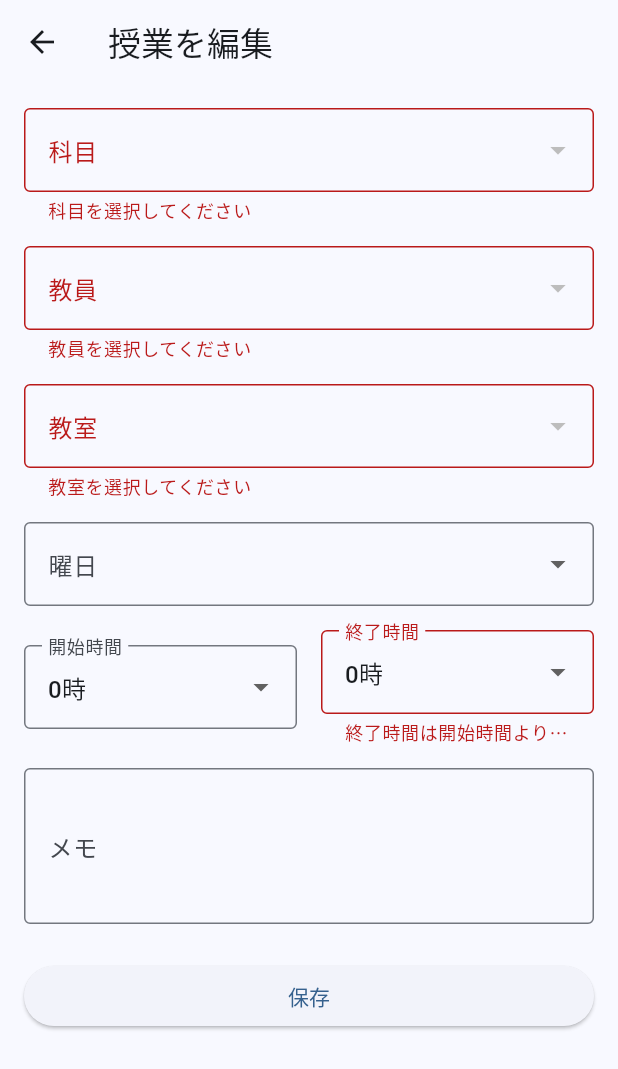
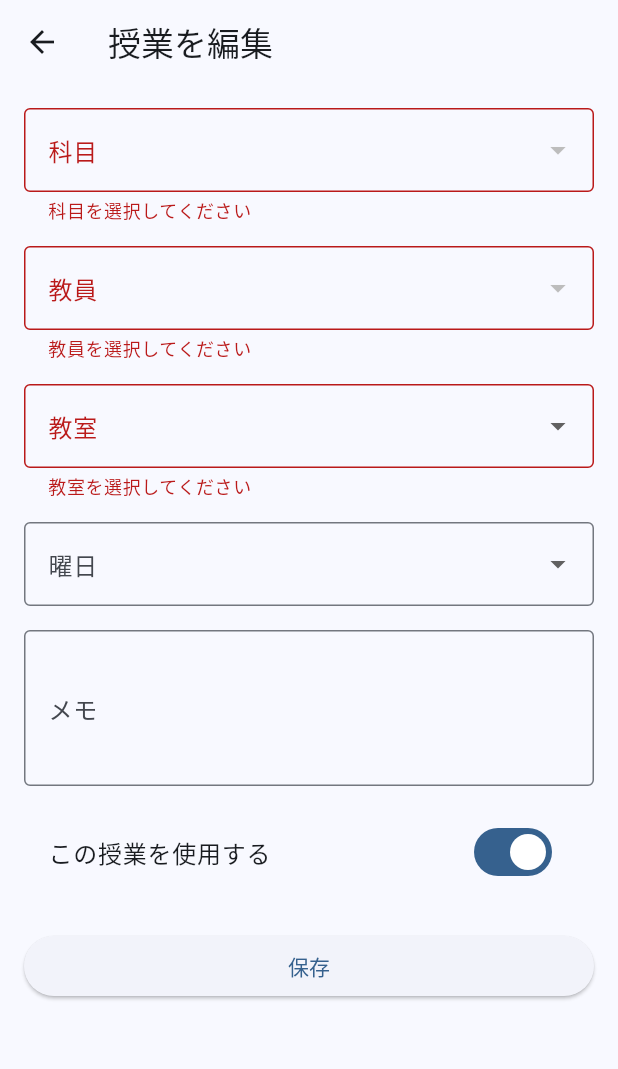
Before and after one commit to se-like/Tabulist, a Flutter app: the EditClassScreen screen opened directly with empty values, after a tap on "保存", on a phone screen of 412 x 824 dp. Shown: the top 1069 px of the screen. Run offline on Flutter 3.47's test engine with Material 3 defaults, Android fonts, the phone set to English and light mode, and no system bars; our stand-ins replace flutter_local_notifications, google_mobile_ads, in_app_purchase, shared_preferences, table_calendar; accounts and stored records are empty; network calls fail.

Commit message:
[UI] 未使用の時限の表示を改善 - 未使用の時限のカードを暗めのグレーで表示 - 時限表示を中央揃えに変更 - テキストの視認性を改善

```diff
--- a/lib/models/class.dart
+++ b/lib/models/class.dart
@@ -8,6 +8,7 @@ class Class {
   final int dayOfWeek;
   final String? memo;
   final int periodNumber;
+  final bool isActive;
 
   Class({
     required this.id,
@@ -19,6 +20,7 @@ class Class {
     required this.dayOfWeek,
     this.memo,
     required this.periodNumber,
+    this.isActive = true,
   });
 
   Map<String, dynamic> toJson() {
@@ -32,6 +34,7 @@ class Class {
       'dayOfWeek': dayOfWeek,
       'memo': memo,
       'periodNumber': periodNumber,
+      'isActive': isActive,
     };
   }
 
@@ -45,7 +48,8 @@ class Class {
       endTime: json['endTime'] as int,
       dayOfWeek: json['dayOfWeek'] as int,
       memo: json['memo'] as String?,
-      periodNumber: json['periodNumber'] as int? ?? 1,
+      periodNumber: json['periodNumber'] as int,
+      isActive: json['isActive'] as bool? ?? true,
     );
   }
 }
--- a/lib/providers/timetable_provider.dart
+++ b/lib/providers/timetable_provider.dart
@@ -90,7 +90,7 @@ class TimetableProvider extends ChangeNotifier {
     if (!_isInitialized) {
       return [];
     }
-    return _classes.where((c) => c.dayOfWeek == dayOfWeek).toList();
+    return _classes.where((c) => c.dayOfWeek == dayOfWeek && c.isActive).toList();
   }
 
   List<Class> getClassesByDay(int dayOfWeek) {
--- a/lib/screens/edit_class_screen.dart
+++ b/lib/screens/edit_class_screen.dart
@@ -4,6 +4,8 @@ import '../models/class.dart';
 import '../providers/master_data_provider.dart';
 import '../providers/timetable_provider.dart';
 import '../screens/add_class_screen.dart';
+import '../providers/period_master_provider.dart';
+import '../models/period_master.dart';
 
 class EditClassScreen extends StatefulWidget {
   final Class classItem;
@@ -22,10 +24,9 @@ class _EditClassScreenState extends State<EditClassScreen> {
   late String _subjectId;
   late String _teacherId;
   late String _roomId;
-  late int _startTime;
-  late int _endTime;
   late String _memo;
   late int _dayOfWeek;
+  late bool _isActive;
 
   @override
   void initState() {
@@ -33,15 +34,20 @@ class _EditClassScreenState extends State<EditClassScreen> {
     _subjectId = widget.classItem.subjectId;
     _teacherId = widget.classItem.teacherId;
     _roomId = widget.classItem.roomId;
-    _startTime = widget.classItem.startTime;
-    _endTime = widget.classItem.endTime;
     _memo = widget.classItem.memo ?? '';
     _dayOfWeek = widget.classItem.dayOfWeek;
+    _isActive = widget.classItem.isActive;
   }
 
   @override
   Widget build(BuildContext context) {
     final masterDataProvider = context.watch<MasterDataProvider>();
+    final periodMasterProvider = context.watch<PeriodMasterProvider>();
+    final periodMaster = periodMasterProvider.getPeriodMasterByDay(_dayOfWeek);
+    final period = periodMaster?.periods.firstWhere(
+      (p) => p.periodNumber == widget.classItem.periodNumber,
+      orElse: () => null as Period,
+    );
 
     return Scaffold(
       appBar: AppBar(
@@ -163,71 +169,6 @@ class _EditClassScreenState extends State<EditClassScreen> {
               },
             ),
             const SizedBox(height: 16),
-            Row(
-              children: [
-                Expanded(
-                  child: DropdownButtonFormField<int>(
-                    decoration: const InputDecoration(
-                      labelText: '開始時間',
-                      border: OutlineInputBorder(),
-                    ),
-                    value: _startTime,
-                    items: List.generate(24, (index) {
-                      return DropdownMenuItem(
-                        value: index,
-                        child: Text('$index時'),
-                      );
-                    }),
-                    onChanged: (value) {
-                      if (value != null) {
-                        setState(() {
-                          _startTime = value;
-                        });
-                      }
-                    },
-                    validator: (value) {
-                      if (value == null) {
-                        return '開始時間を選択してください';
-                      }
-                      return null;
-                    },
-                  ),
-                ),
-                const SizedBox(width: 16),
-                Expanded(
-                  child: DropdownButtonFormField<int>(
-                    decoration: const InputDecoration(
-                      labelText: '終了時間',
-                      border: OutlineInputBorder(),
-                    ),
-                    value: _endTime,
-                    items: List.generate(24, (index) {
-                      return DropdownMenuItem(
-                        value: index,
-                        child: Text('$index時'),
-                      );
-                    }),
-                    onChanged: (value) {
-                      if (value != null) {
-                        setState(() {
-                          _endTime = value;
-                        });
-                      }
-                    },
-                    validator: (value) {
-                      if (value == null) {
-                        return '終了時間を選択してください';
-                      }
-                      if (value <= _startTime) {
-                        return '終了時間は開始時間より後を選択してください';
-                      }
-                      return null;
-                    },
-                  ),
-                ),
-              ],
-            ),
-            const SizedBox(height: 16),
             TextFormField(
               decoration: const InputDecoration(
                 labelText: 'メモ',
@@ -239,6 +180,16 @@ class _EditClassScreenState extends State<EditClassScreen> {
                 if (value != null) {
                   _memo = value;
                 }
+              },
+            ),
+            const SizedBox(height: 16),
+            SwitchListTile(
+              title: const Text('この授業を使用する'),
+              value: _isActive,
+              onChanged: (value) {
+                setState(() {
+                  _isActive = value;
+                });
               },
             ),
             const SizedBox(height: 24),
@@ -257,17 +208,27 @@ class _EditClassScreenState extends State<EditClassScreen> {
       _formKey.currentState!.save();
 
       final timetableProvider = context.read<TimetableProvider>();
+      final periodMasterProvider = context.read<PeriodMasterProvider>();
+      final periodMaster = periodMasterProvider.getPeriodMasterByDay(_dayOfWeek);
+      final period = periodMaster?.periods.firstWhere(
+        (p) => p.periodNumber == widget.classItem.periodNumber,
+        orElse: () => null as Period,
+      );
+
       await timetableProvider.updateClass(
         Class(
           id: widget.classItem.id,
           subjectId: _subjectId,
           teacherId: _teacherId,
           roomId: _roomId,
-          startTime: _startTime,
-          endTime: _endTime,
+          startTime: periodMaster?.startTime.hour ?? widget.classItem.startTime,
+          endTime: periodMaster != null && period != null
+              ? periodMaster.startTime.hour + (period.duration ~/ 60)
+              : widget.classItem.endTime,
           dayOfWeek: _dayOfWeek,
           memo: _memo,
           periodNumber: widget.classItem.periodNumber,
+          isActive: _isActive,
         ),
       );
 
```
Also changed, not shown: lib/providers/master_data_provider.dart (+45 -3 lines), lib/screens/add_class_screen.dart (+26 -8 lines), lib/screens/home_screen.dart (+64 -8 lines), 5 other files.
